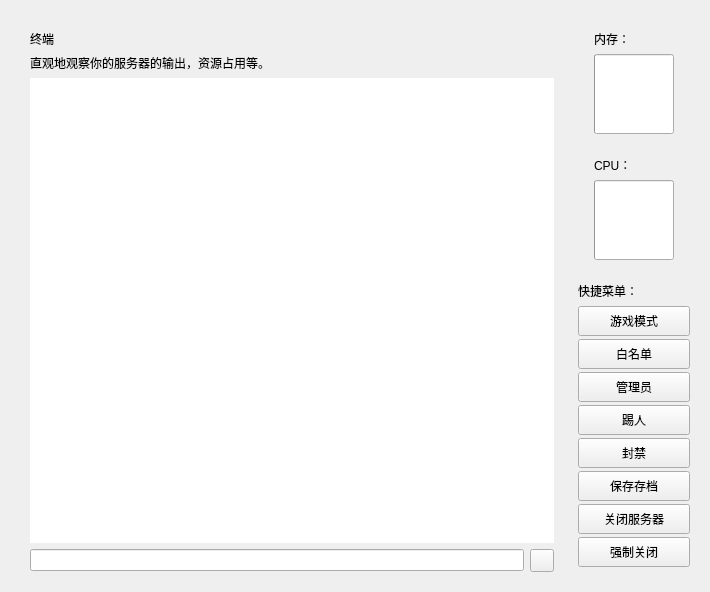
Old version of the form QtUI/Interface_console.ui in the repository MCSLTeam/MCSL2.
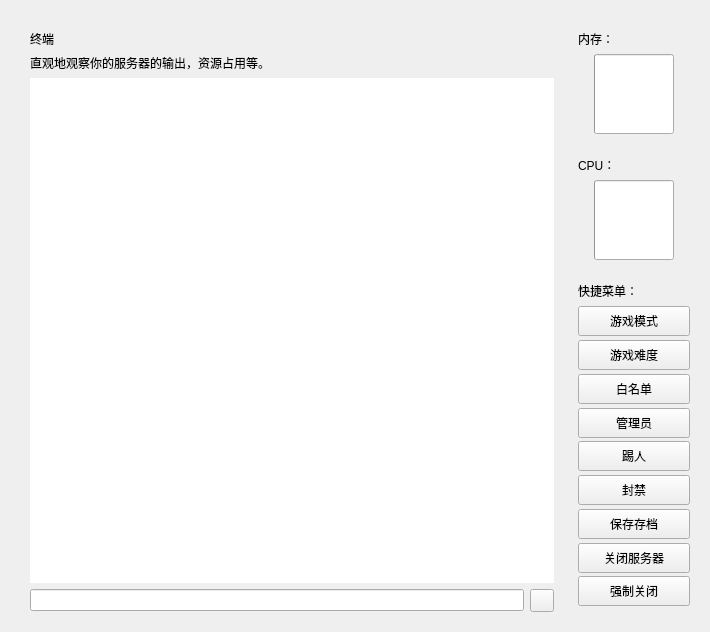
New version of the form. Custom widgets are drawn as their Qt base class.

Commit message: F | 修复了终端的Ring乱晃的问题

```diff
--- a/QtUI/Interface_console.ui
+++ b/QtUI/Interface_console.ui
@@ -7,7 +7,7 @@
     <x>0</x>
     <y>0</y>
     <width>710</width>
-    <height>592</height>
+    <height>632</height>
    </rect>
   </property>
   <property name="sizePolicy">
@@ -41,7 +41,7 @@
       </size>
      </property>
      <layout class="QGridLayout" name="gridLayout_3">
-      <item row="1" column="0">
+      <item row="1" column="1">
        <widget class="ProgressRing" name="serverMemProgressRing">
         <property name="minimumSize">
          <size>
@@ -57,8 +57,40 @@
         </property>
        </widget>
       </item>
-      <item row="0" column="0">
+      <item row="1" column="0">
+       <spacer name="horizontalSpacer">
+        <property name="orientation">
+         <enum>Qt::Horizontal</enum>
+        </property>
+        <property name="sizeHint" stdset="0">
+         <size>
+          <width>40</width>
+          <height>20</height>
+         </size>
+        </property>
+       </spacer>
+      </item>
+      <item row="1" column="2">
+       <spacer name="horizontalSpacer_2">
+        <property name="orientation">
+         <enum>Qt::Horizontal</enum>
+        </property>
+        <property name="sizeHint" stdset="0">
+         <size>
+          <width>40</width>
+          <height>20</height>
+         </size>
+        </property>
+       </spacer>
+      </item>
+      <item row="0" column="0" colspan="3">
        <widget class="StrongBodyLabel" name="serverMemLabel">
+        <property name="sizePolicy">
+         <sizepolicy hsizetype="Expanding" vsizetype="Fixed">
+          <horstretch>0</horstretch>
+          <verstretch>0</verstretch>
+         </sizepolicy>
+        </property>
         <property name="text">
          <string>内存：</string>
         </property>
@@ -121,6 +153,19 @@
      </property>
      <layout class="QGridLayout" name="gridLayout_4">
       <item row="1" column="0">
+       <spacer name="horizontalSpacer_3">
+        <property name="orientation">
+         <enum>Qt::Horizontal</enum>
+        </property>
+        <property name="sizeHint" stdset="0">
+         <size>
+          <width>40</width>
+          <height>20</height>
+         </size>
+        </property>
+       </spacer>
+      </item>
+      <item row="1" column="1">
        <widget class="ProgressRing" name="serverCPUProgressRing">
         <property name="minimumSize">
          <size>
@@ -136,8 +181,27 @@
         </property>
        </widget>
       </item>
-      <item row="0" column="0">
+      <item row="1" column="2">
+       <spacer name="horizontalSpacer_4">
+        <property name="orientation">
+         <enum>Qt::Horizontal</enum>
+        </property>
+        <property name="sizeHint" stdset="0">
+         <size>
+          <width>40</width>
+          <height>20</height>
+         </size>
+        </property>
+       </spacer>
+      </item>
+      <item row="0" column="0" colspan="3">
        <widget class="StrongBodyLabel" name="serverCPULabel">
+        <property name="sizePolicy">
+         <sizepolicy hsizetype="Expanding" vsizetype="Minimum">
+          <horstretch>0</horstretch>
+          <verstretch>0</verstretch>
+         </sizepolicy>
+        </property>
         <property name="text">
          <string>CPU：</string>
         </property>
@@ -237,7 +301,7 @@
      <property name="minimumSize">
       <size>
        <width>100</width>
-       <height>300</height>
+       <height>340</height>
       </size>
      </property>
      <property name="maximumSize">
@@ -267,6 +331,19 @@
         </property>
        </widget>
       </item>
+      <item>
+       <widget class="ComboBox" name="difficulty">
+        <property name="minimumSize">
+         <size>
+          <width>0</width>
+          <height>30</height>
+         </size>
+        </property>
+        <property name="text">
+         <string>游戏难度</string>
+        </property>
+       </widget>
+      </item>
       <item>
        <widget class="TransparentPushButton" name="whiteList">
         <property name="minimumSize">
```
The commit also changes 1 other file.
